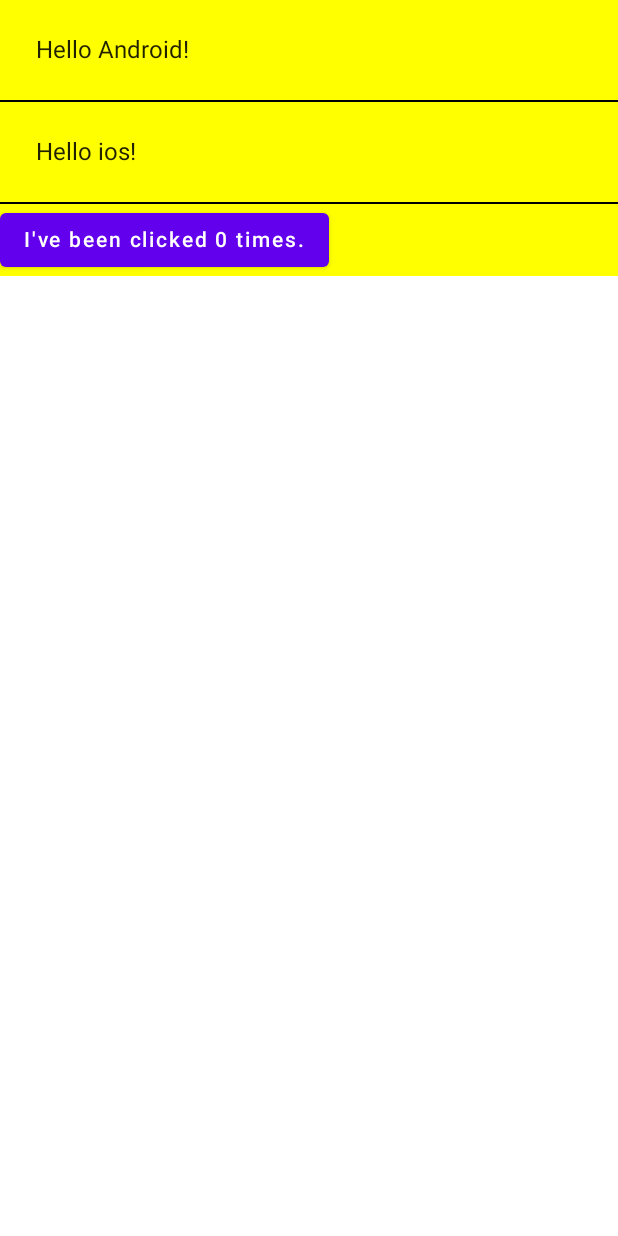
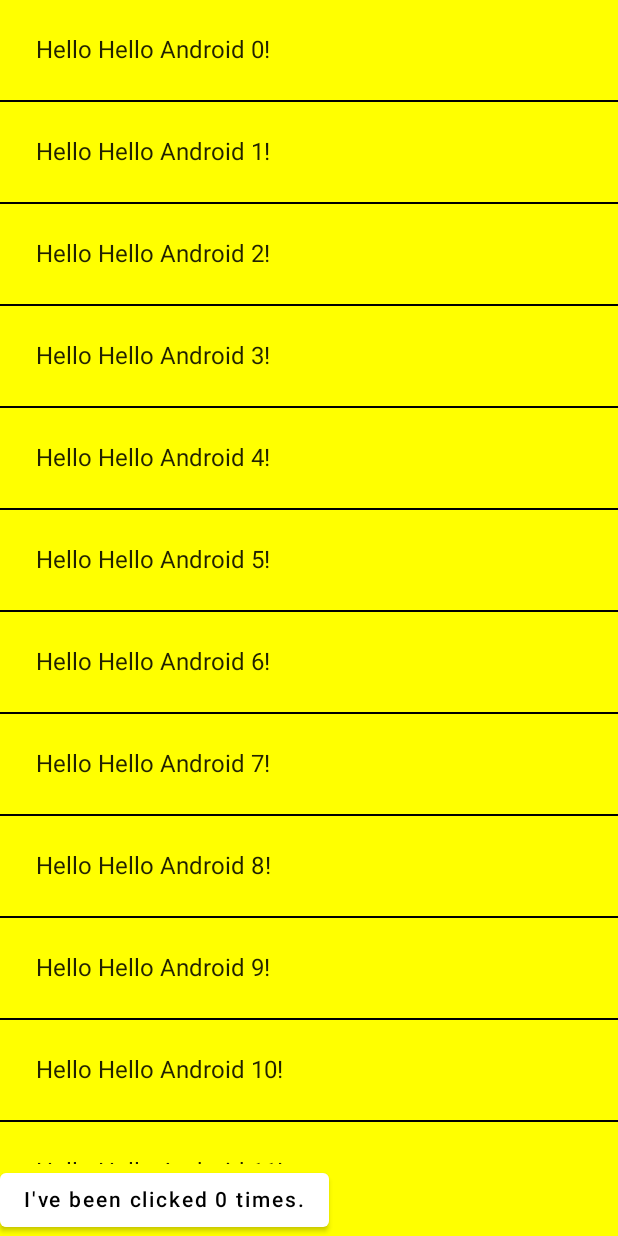
Before and after one commit to ataulm/compose-pathway, an Android app built with Jetpack Compose: the screen it shows after launch (MainActivity), on a phone screen of 412 x 824 dp. Run offline under Robolectric (Android 15) with nearby library versions, the phone set to English and light mode, and no system bars.

Commit message:
Finish COmposeBasics.FlexiBle Layout

```diff
--- a/app/src/main/java/com/example/MainActivity.kt
+++ b/app/src/main/java/com/example/MainActivity.kt
@@ -4,8 +4,12 @@ import android.os.Bundle
 import androidx.activity.compose.setContent
 import androidx.appcompat.app.AppCompatActivity
 import androidx.compose.foundation.layout.Column
+import androidx.compose.foundation.layout.fillMaxHeight
 import androidx.compose.foundation.layout.padding
+import androidx.compose.foundation.lazy.LazyColumn
+import androidx.compose.foundation.lazy.items
 import androidx.compose.material.Button
+import androidx.compose.material.ButtonDefaults
 import androidx.compose.material.Divider
 import androidx.compose.material.Text
 import androidx.compose.runtime.Composable
@@ -35,13 +39,20 @@ fun DefaultPreview() {
 }
 
 @Composable
+fun Names(names: List<String>, modifier: Modifier = Modifier) {
+    LazyColumn(modifier = modifier) {
+        items(items = names) { name ->
+            Greeting(name = name)
+            Divider(color = Color.Black)
+        }
+    }
+}
+
+@Composable
 fun MainContent(names: List<String> = listOf("Android", "ios")) {
     val counterState = rememberSaveable { mutableStateOf(0) }
-    Column {
-        names.forEach {
-            Greeting(name = it)
-            Divider(color = Color.Black)
-        }
+    Column(modifier = Modifier.fillMaxHeight()) {
+        Names(modifier = Modifier.weight(1f), names = List(1000) {"Hello Android $it"})
         Counter(
             count = counterState.value,
             onClick = {
@@ -52,8 +63,14 @@ fun MainContent(names: List<String> = listOf("Android", "ios")) {
 }
 
 @Composable
-fun Counter(count: Int, onClick: () -> Unit) {
-    Button(onClick = { onClick() }) {
+fun Counter(count: Int, onClick: () -> Unit, modifier: Modifier = Modifier) {
+    Button(
+        modifier = modifier,
+        onClick = { onClick() },
+        colors = ButtonDefaults.buttonColors(
+            backgroundColor = if (count > 5) Color.Green else Color.White
+        )
+    ) {
         Text("I've been clicked $count times.")
     }
 }
```
